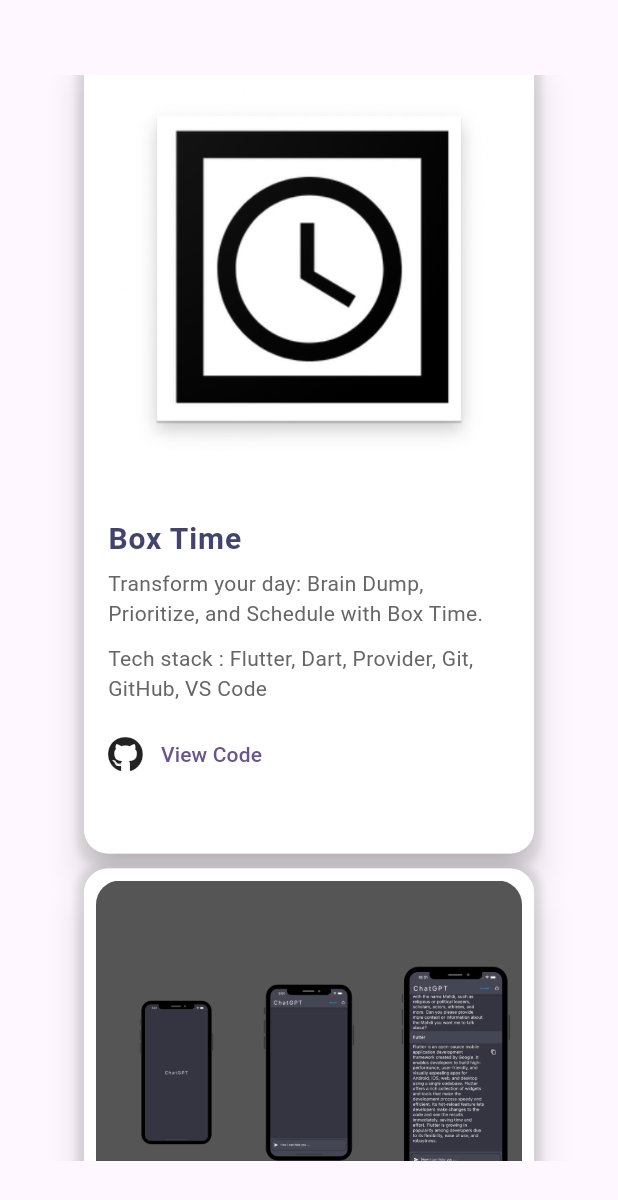
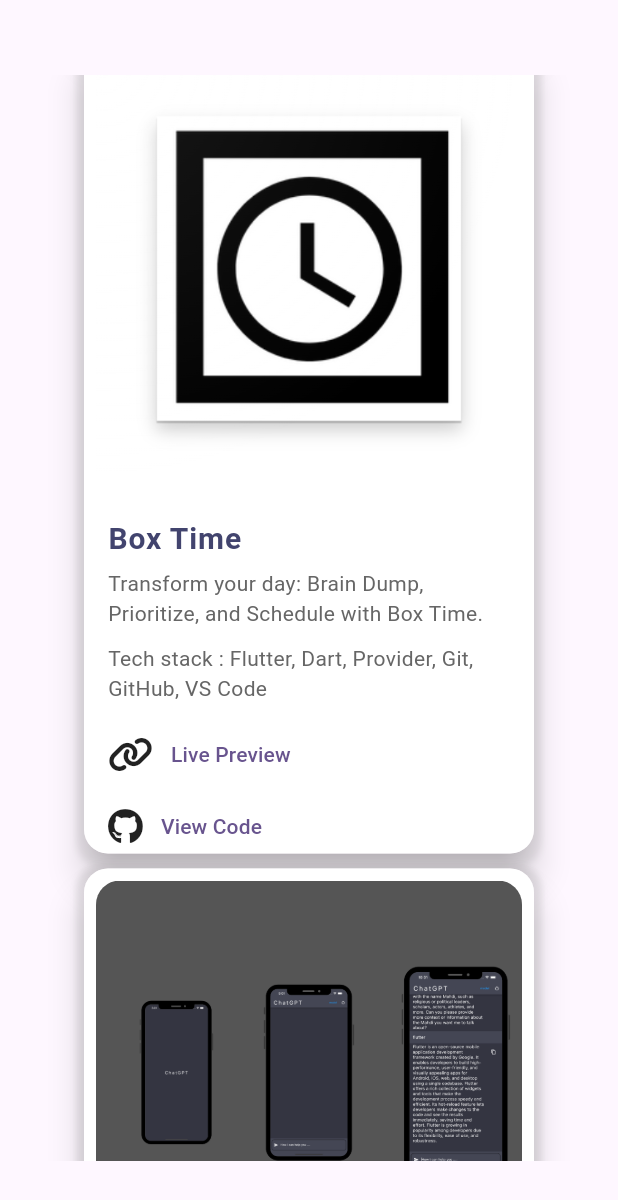
Before and after one commit to majdideveloper/portfolio_majdouch, a Flutter app: the ProjectsScreenMobile widget shown alone on an empty page, opened directly, scrolled down 2304 dp, on a phone screen of 412 x 824 dp. Shown: the top 1200 px of the screen. Run offline on Flutter 3.47's test engine with Material 2 defaults, Android fonts, the phone set to English and light mode, and no system bars; our stand-ins replace flutter_svg, flutter_svg_provider, font_awesome_flutter, simple_gradient_text.

Commit message:
add Preview Box Time :tada:

```diff
--- a/lib/screens/home_screen/home_screen_mobile.dart
+++ b/lib/screens/home_screen/home_screen_mobile.dart
@@ -68,7 +68,7 @@ class HomeScreenMobile extends StatelessWidget {
             ],
           ),
           smallPaddingVert,
-          Center(child: const ButtonResume()),
+           const Center(child: const ButtonResume()),
           smallPaddingVert,
           Center(child: SocialMediaWidget()),
         ],
--- a/lib/screens/projects_screen/projects_screen_mobile.dart
+++ b/lib/screens/projects_screen/projects_screen_mobile.dart
@@ -85,8 +85,8 @@ class ProjectsScreenMobile extends StatelessWidget {
                       describtion:
                           "Transform your day: Brain Dump, Prioritize, and Schedule with Box Time.",
                       linkGithub: urlGithubBoxTime,
-                      linkPreView: urlPreviewKoofin,
-                      boolPreView: false,
+                      linkPreView: urlPreviewBoxTime,
+                      boolPreView: true,
                       techStack:
                           "Flutter, Dart, Provider, Git, GitHub, VS Code",
                     ),
--- a/lib/utils/my_links.dart
+++ b/lib/utils/my_links.dart
@@ -28,3 +28,5 @@ final Uri urlGithubRayek = Uri.parse("https://github.com/majdideveloper/rayek");
 final Uri urlPreviewKoofin = Uri.parse(
     "https://medium.com/@5004_52812/hack-4-track-hackathon-69e013355e9b");
 final Uri urlPreviewRayek = Uri.parse("https://ouhana.wixsite.com/rayek");
+final Uri urlPreviewBoxTime = Uri.parse(
+    "https://play.google.com/store/apps/details?id=com.majdouch.boxtime");
```
